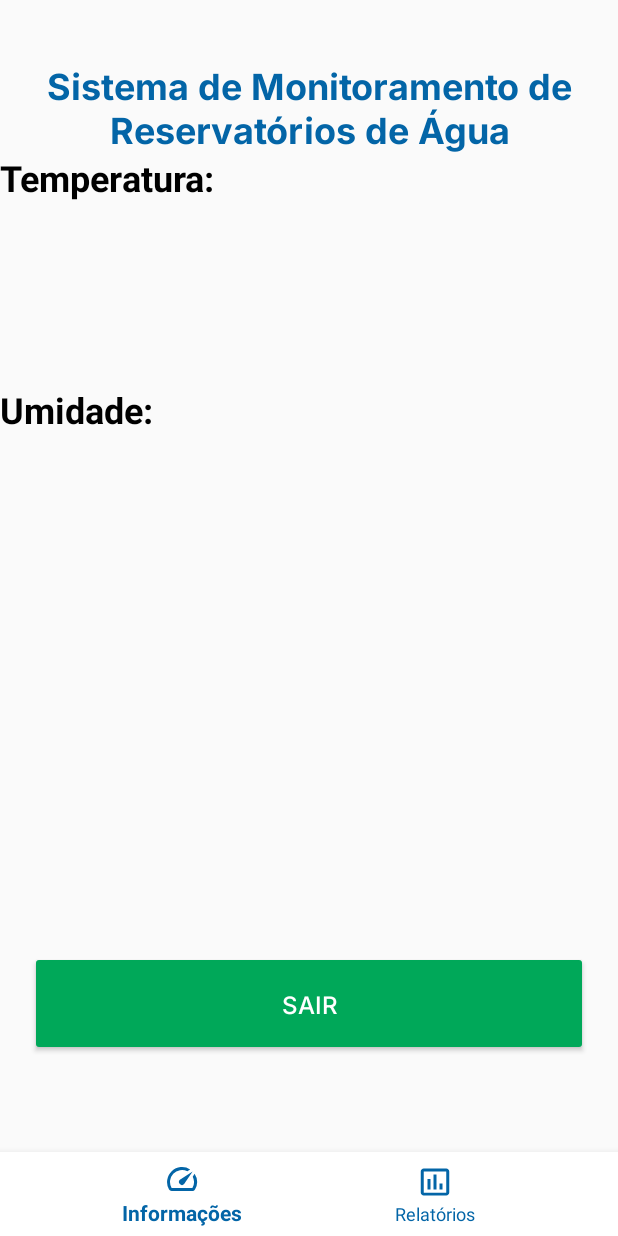
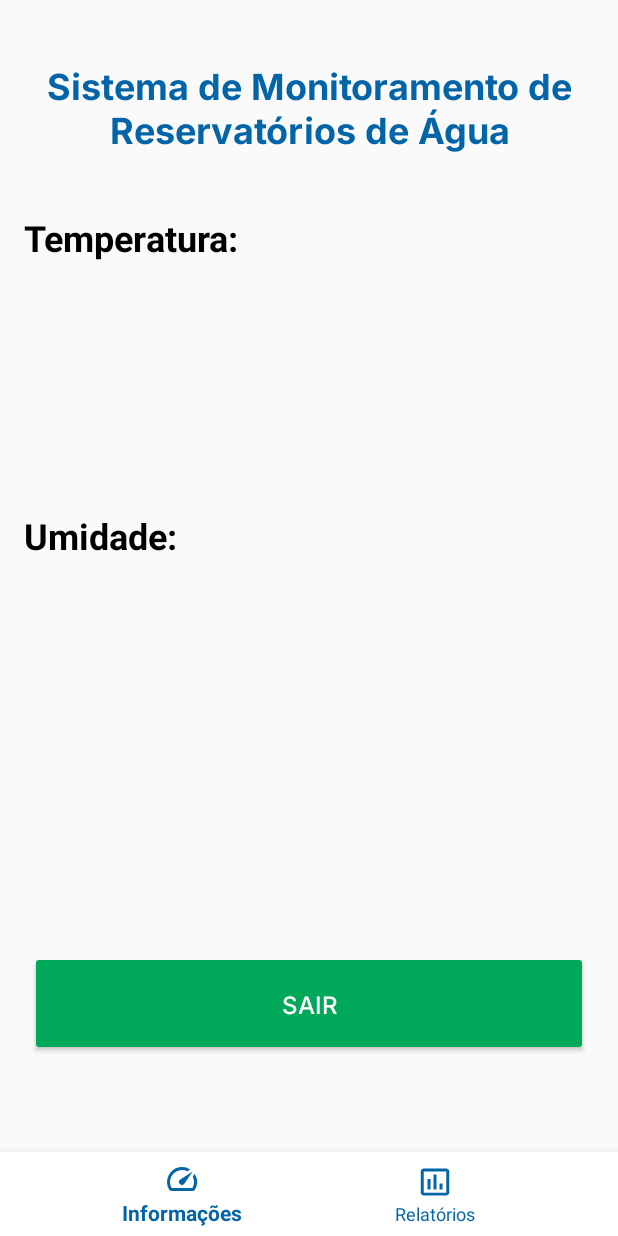
Before and after one commit to afranio-viana/Water-Monitor-System, an Android app: the MenuAplication screen opened directly, with no data from a screen before it, on a phone screen of 412 x 824 dp. Run offline under Robolectric (Android 15) with nearby library versions, the phone set to English and light mode, and no system bars; our stand-ins replace Firebase (no records; nobody signed in at launch, a user with empty details on screens opened directly).

Commit message:
Algumas constraints foram adicionadas nos Fragments!

```diff
--- a/app/src/main/res/layout/activity_menu_aplication.xml
+++ b/app/src/main/res/layout/activity_menu_aplication.xml
@@ -53,11 +53,13 @@
         app:itemTextColor="@color/background_main"
         app:layout_constraintBottom_toBottomOf="parent"
         app:layout_constraintStart_toStartOf="parent"
-        app:menu="@menu/navigation" />
+        app:menu="@menu/navigation" >
+
+    </com.google.android.material.bottomnavigation.BottomNavigationView>
 
     <FrameLayout
         android:id="@+id/frame_layout"
-        android:layout_width="0dp"
+        android:layout_width="match_parent"
         android:layout_height="0dp"
         app:layout_constraintBottom_toTopOf="@+id/button2"
         app:layout_constraintEnd_toEndOf="parent"
--- a/app/src/main/res/layout/fragment_monitoring.xml
+++ b/app/src/main/res/layout/fragment_monitoring.xml
@@ -7,81 +7,79 @@
     tools:context=".fragments.monitoring">
 
     <ScrollView
-        android:id="@+id/monitoring"
         android:layout_width="match_parent"
         android:layout_height="match_parent">
 
         <LinearLayout
             android:layout_width="match_parent"
             android:layout_height="match_parent"
-            android:orientation="vertical">
+            android:orientation="vertical" >
 
-            <LinearLayout
+            <androidx.constraintlayout.widget.ConstraintLayout
                 android:layout_width="match_parent"
-                android:layout_height="match_parent"
-                android:orientation="horizontal">
+                android:layout_height="match_parent">
 
                 <TextView
                     android:id="@+id/textView11"
                     android:layout_width="wrap_content"
                     android:layout_height="wrap_content"
+                    android:layout_marginTop="40dp"
                     android:layout_weight="1"
                     android:text="Temperatura:"
                     android:textAlignment="viewStart"
                     android:textColor="@color/black"
                     android:textSize="24sp"
-                    android:textStyle="bold" />
+                    android:textStyle="bold"
+                    app:layout_constraintEnd_toEndOf="parent"
+                    app:layout_constraintHorizontal_bias="0.06"
+                    app:layout_constraintStart_toStartOf="parent"
+                    app:layout_constraintTop_toTopOf="parent" />
 
-            </LinearLayout>
+                <TextView
+                    android:id="@+id/textView13"
+                    android:layout_width="wrap_content"
+                    android:layout_height="wrap_content"
+                    android:layout_marginTop="40dp"
+                    android:layout_weight="1"
+                    android:text="Umidade:"
+                    android:textAlignment="viewStart"
+                    android:textColor="@color/black"
+                    android:textSize="24sp"
+                    android:textStyle="bold"
+                    app:layout_constraintEnd_toEndOf="parent"
+                    app:layout_constraintHorizontal_bias="0.051"
+                    app:layout_constraintStart_toStartOf="parent"
+                    app:layout_constraintTop_toBottomOf="@+id/temperature" />
 
-            <LinearLayout
-                android:layout_width="match_parent"
-                android:layout_height="match_parent"
-                android:orientation="horizontal">
+                <TextView
+                    android:id="@+id/humidity"
+                    android:layout_width="match_parent"
+                    android:layout_height="wrap_content"
+                    android:layout_marginTop="52dp"
+                    android:fontFamily="@font/rubik_medium"
+                    android:textAlignment="center"
+                    android:textColor="@color/ic_wms_background"
+                    android:textSize="48sp"
+                    app:layout_constraintEnd_toEndOf="parent"
+                    app:layout_constraintStart_toStartOf="parent"
+                    app:layout_constraintTop_toBottomOf="@+id/textView13" />
 
                 <TextView
                     android:id="@+id/temperature"
                     android:layout_width="match_parent"
                     android:layout_height="wrap_content"
-                    android:layout_marginTop="48dp"
+                    android:layout_marginTop="52dp"
                     android:fontFamily="@font/rubik_medium"
                     android:textAlignment="center"
                     android:textColor="@color/ic_wms_background"
-                    android:textSize="48sp" />
-            </LinearLayout>
+                    android:textSize="48sp"
+                    app:layout_constraintEnd_toEndOf="parent"
+                    app:layout_constraintHorizontal_bias="0.0"
+                    app:layout_constraintStart_toStartOf="parent"
+                    app:layout_constraintTop_toBottomOf="@+id/textView11" />
 
-            <LinearLayout
-                android:layout_width="match_parent"
-                android:layout_height="match_parent"
-                android:orientation="horizontal">
-
-                <TextView
-                    android:id="@+id/textView13"
-                    android:layout_width="wrap_content"
-                    android:layout_height="wrap_content"
-                    android:layout_weight="1"
-                    android:text="Umidade:"
-                    android:textAlignment="viewStart"
-                    android:textColor="@color/black"
-                    android:textSize="24sp"
-                    android:textStyle="bold" />
-            </LinearLayout>
-
-            <LinearLayout
-                android:layout_width="match_parent"
-                android:layout_height="match_parent"
-                android:orientation="horizontal">
-
-                <TextView
-                    android:id="@+id/humidity"
-                    android:layout_width="match_parent"
-                    android:layout_height="wrap_content"
-                    android:layout_marginTop="48dp"
-                    android:fontFamily="@font/rubik_medium"
-                    android:textAlignment="center"
-                    android:textColor="@color/ic_wms_background"
-                    android:textSize="48sp" />
-            </LinearLayout>
+            </androidx.constraintlayout.widget.ConstraintLayout>
         </LinearLayout>
     </ScrollView>
+
 </FrameLayout>
--- a/app/src/main/res/layout/fragment_reports.xml
+++ b/app/src/main/res/layout/fragment_reports.xml
@@ -1,12 +1,12 @@
 <?xml version="1.0" encoding="utf-8"?>
 <FrameLayout xmlns:android="http://schemas.android.com/apk/res/android"
+    xmlns:app="http://schemas.android.com/apk/res-auto"
     xmlns:tools="http://schemas.android.com/tools"
     android:layout_width="match_parent"
     android:layout_height="match_parent"
     tools:context=".fragments.reports">
 
-    <ScrollView
-        android:id="@+id/reports"
+    <androidx.constraintlayout.widget.ConstraintLayout
         android:layout_width="match_parent"
         android:layout_height="match_parent">
 
@@ -14,13 +14,24 @@
             android:id="@+id/textView6"
             android:layout_width="match_parent"
             android:layout_height="wrap_content"
-            android:layout_gravity="center|center_vertical"
             android:foregroundGravity="center_vertical|center|center_horizontal"
             android:gravity="center|center_horizontal|center_vertical"
             android:text="Em construção..."
             android:textColor="@color/background_main"
             android:textSize="34sp"
-            android:textStyle="bold" />
-    </ScrollView>
+            android:textStyle="bold"
+            app:layout_constraintBottom_toBottomOf="parent"
+            app:layout_constraintEnd_toEndOf="parent"
+            app:layout_constraintStart_toStartOf="parent"
+            app:layout_constraintTop_toTopOf="parent" />
+
+        <LinearLayout
+            android:layout_width="match_parent"
+            android:layout_height="match_parent"
+            android:orientation="vertical"
+            android:visibility="visible">
+
+        </LinearLayout>
+    </androidx.constraintlayout.widget.ConstraintLayout>
 
 </FrameLayout>
```
